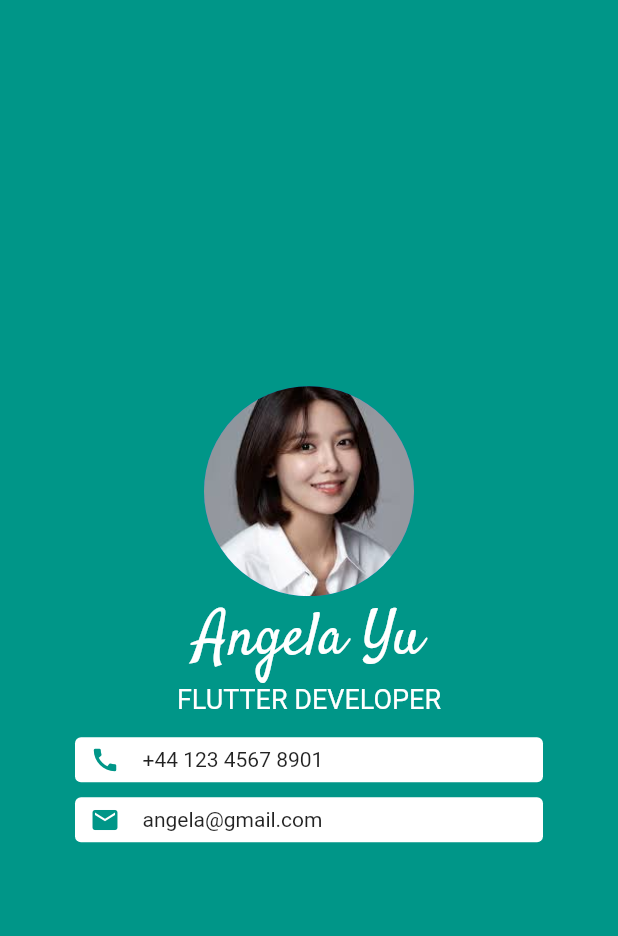
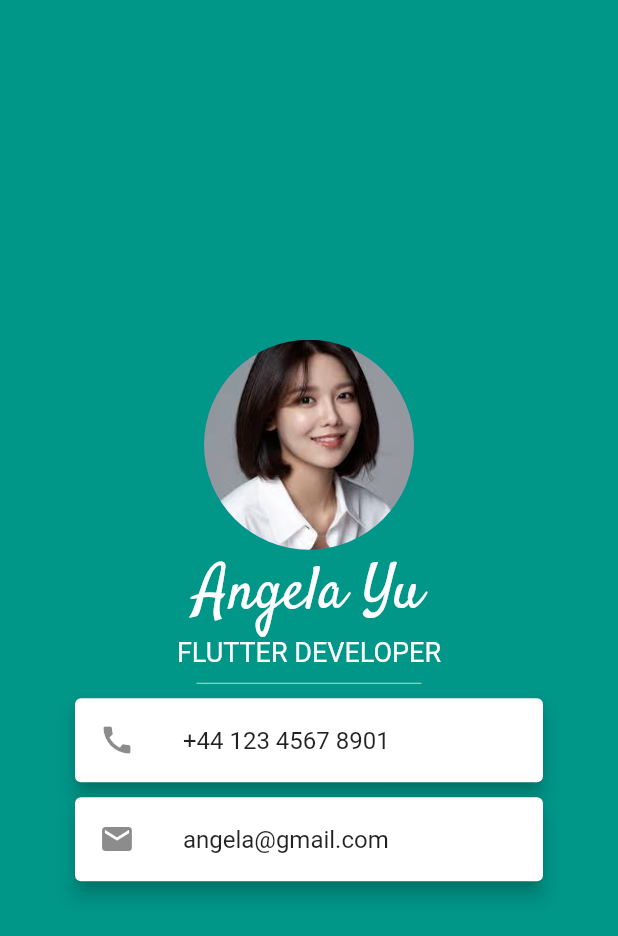
Before and after one commit to kokuraxc/flutter_assignment, a Flutter app: the screen it shows after launch, on a phone screen of 412 x 824 dp. Shown: the top 936 px of the screen. Run offline on Flutter 3.47's test engine with Material 2 defaults, Android fonts, the phone set to English and light mode, and no system bars; our stand-ins replace random_string.

Commit message:
use prebuilt widgets: Card and ListTile added Divider

```diff
--- a/lib/main.dart
+++ b/lib/main.dart
@@ -32,56 +32,27 @@ class MyApp extends StatelessWidget {
                   color: Colors.white,
                 ),
               ),
-              Container(
-                margin: EdgeInsets.fromLTRB(50, 15, 50, 5),
-                padding: EdgeInsets.only(left: 10),
-                // color: Colors.white,
-                height: 30,
-                decoration: BoxDecoration(
-                  color: Colors.white,
-                  borderRadius: BorderRadius.all(
-                    Radius.circular(4.0),
-                  ),
-                ),
-                child: Row(
-                  // mainAxisAlignment: MainAxisAlignment.center,
-                  children: <Widget>[
-                    Icon(
-                      Icons.call,
-                      color: Colors.teal,
-                      size: 20,
-                    ),
-                    SizedBox(
-                      width: 15,
-                    ),
-                    Text('+44 123 4567 8901'),
-                  ],
+              SizedBox(
+                height: 20,
+                width: 150,
+                child: Divider(
+                  color: Colors.teal.shade100,
                 ),
               ),
-              Container(
-                margin: EdgeInsets.fromLTRB(50, 5, 50, 5),
-                padding: EdgeInsets.only(left: 10),
-                // color: Colors.white,
-                height: 30,
-                decoration: BoxDecoration(
-                  color: Colors.white,
-                  borderRadius: BorderRadius.all(
-                    Radius.circular(4.0),
-                  ),
+              Card(
+                elevation: 5,
+                margin: EdgeInsets.symmetric(horizontal: 50),
+                child: ListTile(
+                  leading: Icon(Icons.call),
+                  title: Text('+44 123 4567 8901'),
                 ),
-                child: Row(
-                  // mainAxisAlignment: MainAxisAlignment.center,
-                  children: <Widget>[
-                    Icon(
-                      Icons.email,
-                      color: Colors.teal,
-                      size: 20,
-                    ),
-                    SizedBox(
-                      width: 15,
-                    ),
-                    Text('angela@gmail.com'),
-                  ],
+              ),
+              Card(
+                elevation: 5,
+                margin: EdgeInsets.symmetric(horizontal: 50, vertical: 10),
+                child: ListTile(
+                  leading: Icon(Icons.email),
+                  title: Text('angela@gmail.com'),
                 ),
               ),
             ],
```
